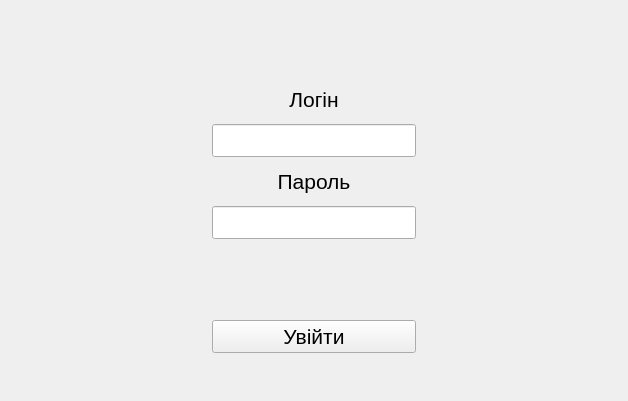
Vakulex/CourseWork, file PhotoJournalistAdminPanel/PhotoJournalistAdminPanel/PhotoJournalistAdminPanel.ui: the form before one commit.
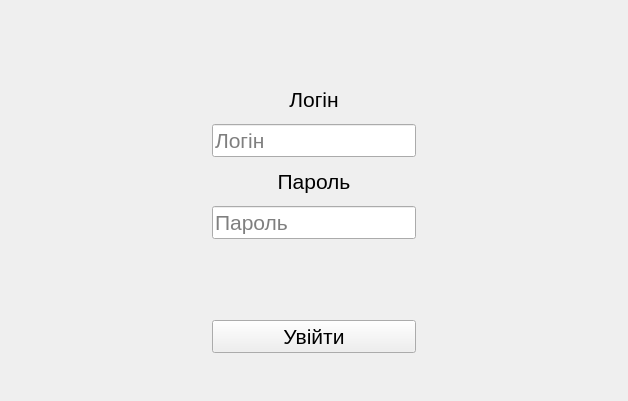
The form after the commit.

```diff
--- a/PhotoJournalistAdminPanel/PhotoJournalistAdminPanel/PhotoJournalistAdminPanel.ui
+++ b/PhotoJournalistAdminPanel/PhotoJournalistAdminPanel/PhotoJournalistAdminPanel.ui
@@ -102,6 +102,9 @@
             <pointsize>16</pointsize>
            </font>
           </property>
+          <property name="placeholderText">
+           <string>Логін</string>
+          </property>
          </widget>
         </item>
         <item>
@@ -129,6 +132,9 @@
           <property name="echoMode">
            <enum>QLineEdit::Password</enum>
           </property>
+          <property name="placeholderText">
+           <string>Пароль</string>
+          </property>
          </widget>
         </item>
         <item>
```
